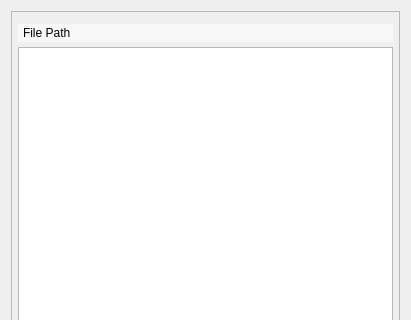
Qt form mdaviz/resources/mda_file_table_view.ui (BCDA-APS/mdaviz) before a commit; both pictures show x 0 to 411 and y 0 to 320 of the 411 by 653 pixel window.
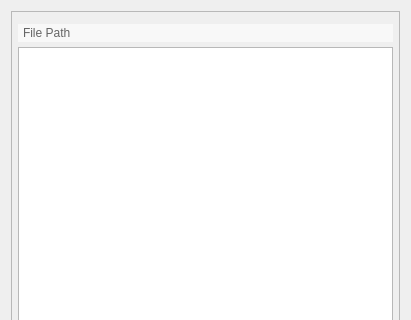
The same form after that commit.

Commit message: MTN update UI and tooltips

Patch:
```diff
--- a/mdaviz/resources/mda_file_table_view.ui
+++ b/mdaviz/resources/mda_file_table_view.ui
@@ -51,6 +51,7 @@
     background-color: rgb(248, 248, 248);
     border: none;
     padding: 2px;
+    color: rgb(100, 100, 100); /* Light grey text */
 }</string>
          </property>
          <property name="text">
```
The commit also changes 1 other file.
